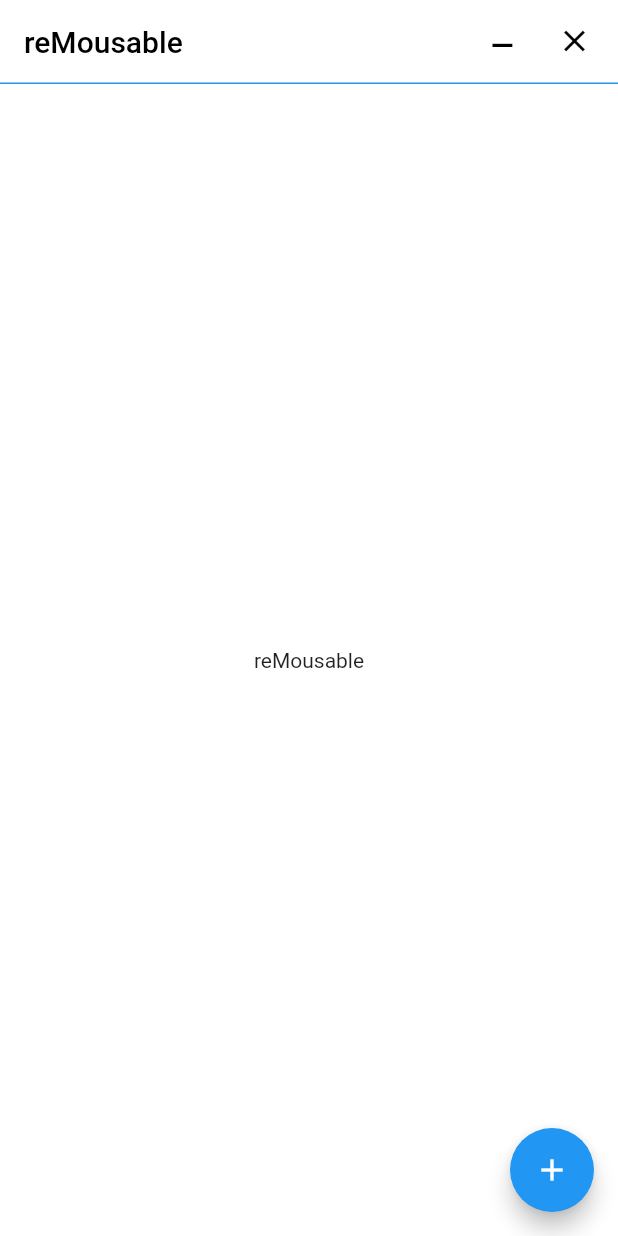
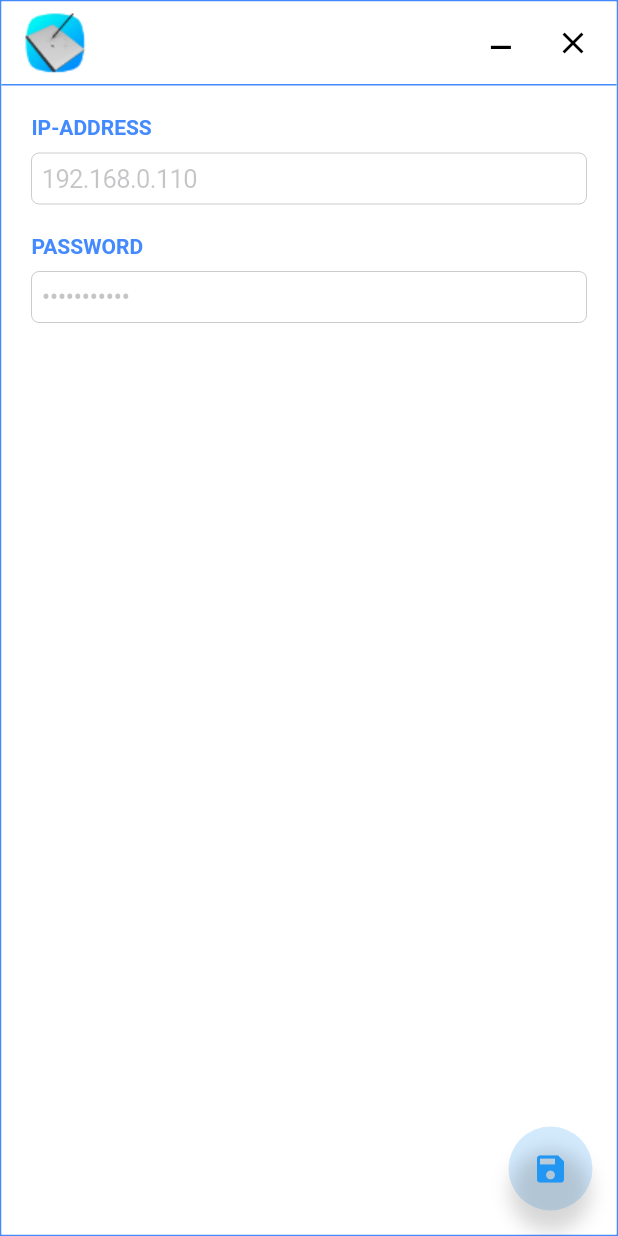
Before and after one commit to Kassan424kh/remousable_plus, a Flutter app: the screen it shows after launch, on a phone screen of 412 x 824 dp. Run offline on Flutter 3.47's test engine with Material 2 defaults, Android fonts, the phone set to English and light mode, and no system bars.

Commit message:
styled the app

```diff
--- a/lib/main.dart
+++ b/lib/main.dart
@@ -1,3 +1,4 @@
+import 'package:flutter/cupertino.dart';
 import 'package:flutter/material.dart';
 import 'package:flutter/rendering.dart';
 import 'package:flutter/services.dart';
@@ -30,26 +31,98 @@ class MyHomePage extends StatefulWidget {
 }
 
 class _MyHomePageState extends State<MyHomePage> {
-  int _counter = 0;
-
-  void _incrementCounter() {
-    setState(() {
-      _counter++;
-    });
-  }
+  bool _hoveredSaveButton = false;
 
   @override
   Widget build(BuildContext context) {
-    return Scaffold(
+    return Container(
+      decoration:
+          BoxDecoration(border: Border.all(width: 1, color: Colors.blueAccent)),
+      child: Scaffold(
         appBar: DraggebleAppBar(title: "reMousable"),
         backgroundColor: Colors.white,
-      body: const Center(
-        child: Text("reMousable"),
+        body: Container(
+          padding: EdgeInsets.all(20),
+          child: Align(
+            alignment: Alignment.topCenter,
+            child: Column(
+              children: [
+                Wrap(
+                  children: [
+                    Text(
+                      "IP-ADDRESS",
+                      style: TextStyle(
+                        fontWeight: FontWeight.bold,
+                        color: Colors.blueAccent,
+                      ),
+                    ),
+                    SizedBox(
+                      height: 25,
+                    ),
+                    CupertinoTextField(
+                      placeholder: "192.168.0.110",
+                    ),
+                  ],
+                ),
+                SizedBox(
+                  height: 20,
+                ),
+                Wrap(
+                  children: [
+                    Text(
+                      "PASSWORD",
+                      style: TextStyle(
+                        fontWeight: FontWeight.bold,
+                        color: Colors.blueAccent,
+                      ),
+                    ),
+                    SizedBox(
+                      height: 25,
+                    ),
+                    CupertinoTextField(
+                      obscureText: true,
+                      placeholder: "•••••••••••",
+                    ),
+                  ],
+                ),
+              ],
+            ),
+          ),
         ),
         floatingActionButton: FloatingActionButton(
-        onPressed: _incrementCounter,
-        tooltip: 'Increment',
-        child: const Icon(Icons.add),
+          onPressed: () {
+            setState(() {
+              _hoveredSaveButton = true;
+            });
+          },
+          tooltip: 'Update',
+          elevation: 0,
+          focusElevation: 0,
+          hoverElevation: 0,
+          disabledElevation: 0,
+          highlightElevation: 0,
+          splashColor: Colors.transparent,
+          backgroundColor: Colors.blue.withAlpha(50),
+          child: AnimatedContainer(
+            duration: Duration(milliseconds: 350),
+            curve: Curves.easeInOutExpo,
+            decoration: BoxDecoration(
+              borderRadius: BorderRadius.all(Radius.circular(50)),
+              boxShadow: [
+                BoxShadow(
+                  color: Colors.black.withAlpha(40),
+                  blurRadius: 10,
+                  spreadRadius: 15,
+                  offset: Offset(0, 15),
+                )
+              ],
+            ),
+            child: const Icon(
+              Icons.save,
+              color: Colors.blue,
+            ),
+          ),
+        ),
       ),
     );
   }
@@ -64,15 +137,27 @@ class DraggebleAppBar extends StatelessWidget implements PreferredSizeWidget {
 
   DraggebleAppBar({Key? key, required this.title}) : super(key: key) {
     appBar = AppBar(
+      automaticallyImplyLeading: false,
+      titleSpacing: 0,
       backgroundColor: Colors.transparent,
       shadowColor: Colors.transparent,
       bottom: PreferredSize(
         child: Container(
-            color: Colors.blue,
+          color: Colors.blueAccent,
           height: 1.0,
         ),
-          preferredSize: Size.fromHeight(4.0)),
-      title: Text(title, style: TextStyle(color: Colors.black)),
+        preferredSize: Size.fromHeight(4.0),
+      ),
+      title: Row(
+        children: [
+          SizedBox(
+            width: 10,
+          ),
+          Image.asset(
+            "assets/icon.png",
+          )
+        ],
+      ),
       actions: <Widget>[
         SizedBox(
           width: 5,
@@ -104,7 +189,13 @@ class DraggebleAppBar extends StatelessWidget implements PreferredSizeWidget {
   @override
   Widget build(BuildContext context) {
     return GestureDetector(
-        child: MouseRegion(child: appBar, onHover: onHover, onExit: offHover,), onPanStart: onPanStart, onPanUpdate: onPanUpdate);
+        child: MouseRegion(
+          child: appBar,
+          onHover: onHover,
+          onExit: offHover,
+        ),
+        onPanStart: onPanStart,
+        onPanUpdate: onPanUpdate);
   }
 
   @override
--- a/pubspec.yaml
+++ b/pubspec.yaml
@@ -57,6 +57,9 @@ flutter:
   # the material Icons class.
   uses-material-design: true
 
+  assets:
+    - assets/icon.png
+
   # To add assets to your application, add an assets section, like this:
   # assets:
   #   - images/a_dot_burr.jpeg
```
Also changed, not shown: assets/icon.png (added). Lines whose indentation alone changed are shown as unchanged.
